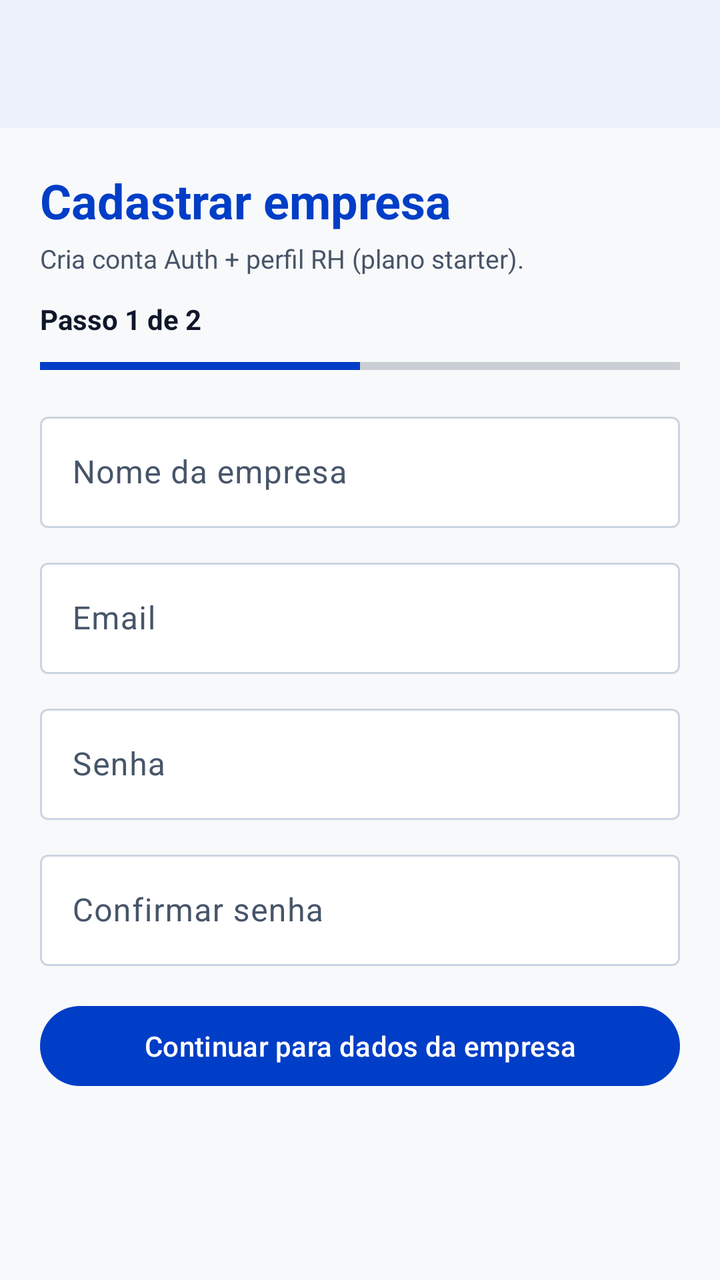
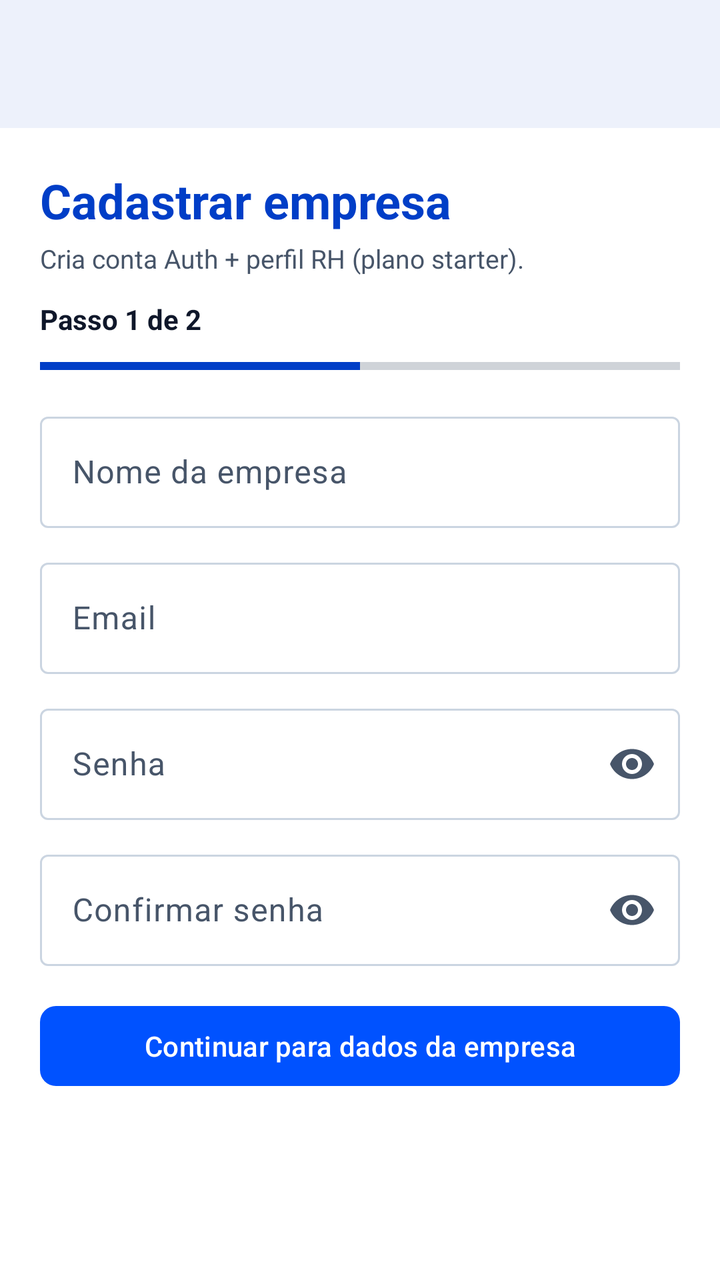

Compare the two renders of this Android layout. The source of the first and the diff that turns it into the second are given below.
<!-- AndroidManifest.xml: application theme Theme.Worky -->
<!-- res/layout/activity_company_signup.xml -->
<?xml version="1.0" encoding="utf-8"?>
<LinearLayout xmlns:android="http://schemas.android.com/apk/res/android"
    xmlns:tools="http://schemas.android.com/tools"
    android:layout_width="match_parent"
    android:layout_height="match_parent"
    android:orientation="vertical"
    android:background="@color/worky_bg"
    tools:context=".CompanySignupActivity">

    <include layout="@layout/include_toolbar" />

    <ScrollView
        android:layout_width="match_parent"
        android:layout_height="0dp"
        android:layout_weight="1"
        android:fillViewport="true">

        <LinearLayout
            android:layout_width="match_parent"
            android:layout_height="wrap_content"
            android:orientation="vertical"
            android:padding="20dp">

            <TextView
                android:id="@+id/textCompanySignupTitle"
                android:layout_width="match_parent"
                android:layout_height="wrap_content"
                android:text="@string/company_signup_title"
                android:textColor="@color/worky_blue"
                android:textSize="24sp"
                android:textStyle="bold" />

            <TextView
                android:id="@+id/textCompanySignupSubtitle"
                android:layout_width="match_parent"
                android:layout_height="wrap_content"
                android:layout_marginTop="4dp"
                android:text="@string/company_signup_subtitle"
                android:textColor="@color/worky_muted"
                android:textSize="13sp" />

            <TextView
                android:id="@+id/textCompanyStep"
                android:layout_width="match_parent"
                android:layout_height="wrap_content"
                android:layout_marginTop="12dp"
                android:text="@string/company_step_1"
                android:textColor="@color/black"
                android:textStyle="bold"
                android:textSize="14sp" />

            <ProgressBar
                android:id="@+id/progressCompanySteps"
                style="?android:attr/progressBarStyleHorizontal"
                android:layout_width="match_parent"
                android:layout_height="wrap_content"
                android:layout_marginTop="6dp"
                android:max="100"
                android:progress="50"
                android:progressTint="@color/worky_blue" />

            
            <LinearLayout
                android:id="@+id/layoutCompanyStep1"
                android:layout_width="match_parent"
                android:layout_height="wrap_content"
                android:orientation="vertical"
                android:layout_marginTop="12dp">

                <com.google.android.material.textfield.TextInputLayout
                    style="@style/Widget.Worky.TextInputLayout"
                    android:layout_width="match_parent"
                    android:layout_height="wrap_content"
                    android:hint="@string/hint_company_name">

                    <com.google.android.material.textfield.TextInputEditText
                        android:id="@+id/inputCompanyName"
                        android:layout_width="match_parent"
                        android:layout_height="wrap_content"
                        android:inputType="textCapWords"
                        android:maxLines="1"
                        android:textColor="@color/black" />
                </com.google.android.material.textfield.TextInputLayout>

                <com.google.android.material.textfield.TextInputLayout
                    style="@style/Widget.Worky.TextInputLayout"
                    android:layout_width="match_parent"
                    android:layout_height="wrap_content"
                    android:layout_marginTop="12dp"
                    android:hint="@string/hint_email">

                    <com.google.android.material.textfield.TextInputEditText
                        android:id="@+id/inputCompanyEmail"
                        android:layout_width="match_parent"
                        android:layout_height="wrap_content"
                        android:inputType="textEmailAddress"
                        android:maxLines="1"
                        android:textColor="@color/black" />
                </com.google.android.material.textfield.TextInputLayout>

                <com.google.android.material.textfield.TextInputLayout
                    style="@style/Widget.Worky.TextInputLayout"
                    android:layout_width="match_parent"
                    android:layout_height="wrap_content"
                    android:layout_marginTop="12dp"
                    android:hint="@string/hint_password">

                    <com.google.android.material.textfield.TextInputEditText
                        android:id="@+id/inputCompanyPassword"
                        android:layout_width="match_parent"
                        android:layout_height="wrap_content"
                        android:inputType="textPassword"
                        android:maxLines="1"
                        android:textColor="@color/black" />
                </com.google.android.material.textfield.TextInputLayout>

                <com.google.android.material.textfield.TextInputLayout
                    style="@style/Widget.Worky.TextInputLayout"
                    android:layout_width="match_parent"
                    android:layout_height="wrap_content"
                    android:layout_marginTop="12dp"
                    android:hint="@string/hint_password_confirm">

                    <com.google.android.material.textfield.TextInputEditText
                        android:id="@+id/inputCompanyPasswordConfirm"
                        android:layout_width="match_parent"
                        android:layout_height="wrap_content"
                        android:inputType="textPassword"
                        android:maxLines="1"
                        android:textColor="@color/black" />
                </com.google.android.material.textfield.TextInputLayout>

                <com.google.android.material.button.MaterialButton
                    android:id="@+id/btnCompanyNext"
                    style="@style/Widget.Worky.Button"
                    android:layout_width="match_parent"
                    android:layout_height="wrap_content"
                    android:layout_marginTop="16dp"
                    android:text="@string/btn_company_next" />
            </LinearLayout>

            
            <LinearLayout
                android:id="@+id/layoutCompanyStep2"
                android:layout_width="match_parent"
                android:layout_height="wrap_content"
                android:orientation="vertical"
                android:layout_marginTop="12dp"
                android:visibility="gone">

                <TextView
                    android:layout_width="match_parent"
                    android:layout_height="wrap_content"
                    android:text="@string/hint_company_size"
                    android:textColor="@color/worky_muted"
                    android:textSize="12sp" />

                <Spinner
                    android:id="@+id/spinnerCompanySize"
                    android:layout_width="match_parent"
                    android:layout_height="48dp" />

                <com.google.android.material.textfield.TextInputLayout
                    android:id="@+id/layoutCompanyCnpj"
                    style="@style/Widget.Worky.TextInputLayout"
                    android:layout_width="match_parent"
                    android:layout_height="wrap_content"
                    android:layout_marginTop="12dp"
                    android:hint="@string/hint_company_cnpj">

                    <com.google.android.material.textfield.TextInputEditText
                        android:id="@+id/inputCompanyCnpj"
                        android:layout_width="match_parent"
                        android:layout_height="wrap_content"
                        android:inputType="number"
                        android:maxLines="1"
                        android:textColor="@color/black" />
                </com.google.android.material.textfield.TextInputLayout>

                <com.google.android.material.textfield.TextInputLayout
                    android:id="@+id/layoutCompanyCep"
                    style="@style/Widget.Worky.TextInputLayout"
                    android:layout_width="match_parent"
                    android:layout_height="wrap_content"
                    android:layout_marginTop="12dp"
                    android:hint="@string/hint_company_cep">

                    <com.google.android.material.textfield.TextInputEditText
                        android:id="@+id/inputCompanyCep"
                        android:layout_width="match_parent"
                        android:layout_height="wrap_content"
                        android:inputType="number"
                        android:maxLines="1"
                        android:textColor="@color/black" />
                </com.google.android.material.textfield.TextInputLayout>

                <com.google.android.material.textfield.TextInputLayout
                    android:id="@+id/layoutCompanyLocation"
                    style="@style/Widget.Worky.TextInputLayout"
                    android:layout_width="match_parent"
                    android:layout_height="wrap_content"
                    android:layout_marginTop="12dp"
                    android:hint="@string/hint_company_location">

                    <com.google.android.material.textfield.TextInputEditText
                        android:id="@+id/inputCompanyLocation"
                        android:layout_width="match_parent"
                        android:layout_height="wrap_content"
                        android:enabled="false"
                        android:focusable="false"
                        android:inputType="textCapWords"
                        android:maxLines="1"
                        android:textColor="@color/black" />
                </com.google.android.material.textfield.TextInputLayout>

                <TextView
                    android:layout_width="match_parent"
                    android:layout_height="wrap_content"
                    android:layout_marginTop="12dp"
                    android:text="@string/hint_company_sector"
                    android:textColor="@color/worky_muted"
                    android:textSize="12sp" />

                <Spinner
                    android:id="@+id/spinnerCompanySector"
                    android:layout_width="match_parent"
                    android:layout_height="48dp" />

                <com.google.android.material.textfield.TextInputLayout
                    style="@style/Widget.Worky.TextInputLayout"
                    android:layout_width="match_parent"
                    android:layout_height="wrap_content"
                    android:layout_marginTop="12dp"
                    android:hint="@string/hint_company_linkedin">

                    <com.google.android.material.textfield.TextInputEditText
                        android:id="@+id/inputCompanyLinkedin"
                        android:layout_width="match_parent"
                        android:layout_height="wrap_content"
                        android:inputType="textUri"
                        android:maxLines="1"
                        android:textColor="@color/black" />
                </com.google.android.material.textfield.TextInputLayout>

                <CheckBox
                    android:id="@+id/checkCompanyTerms"
                    style="@style/Widget.Worky.CheckBox"
                    android:layout_width="match_parent"
                    android:layout_height="wrap_content"
                    android:layout_marginTop="12dp"
                    android:text="@string/terms_accept"
                    android:textColor="@color/black" />

                <com.google.android.material.button.MaterialButton
                    android:id="@+id/btnCompanySignup"
                    style="@style/Widget.Worky.Button"
                    android:layout_width="match_parent"
                    android:layout_height="wrap_content"
                    android:layout_marginTop="16dp"
                    android:text="@string/btn_company_finish" />

                <com.google.android.material.button.MaterialButton
                    android:id="@+id/btnCompanyBackStep"
                    style="@style/Widget.Material3.Button.TextButton"
                    android:layout_width="match_parent"
                    android:layout_height="wrap_content"
                    android:text="@string/btn_back_step" />
            </LinearLayout>

            <ProgressBar
                android:id="@+id/progressCompanySignup"
                android:layout_width="wrap_content"
                android:layout_height="wrap_content"
                android:layout_gravity="center_horizontal"
                android:layout_marginTop="12dp"
                android:visibility="gone" />

            <TextView
                android:id="@+id/textCompanySignupStatus"
                android:layout_width="match_parent"
                android:layout_height="wrap_content"
                android:layout_marginTop="8dp"
                android:textColor="@color/worky_muted"
                android:textSize="13sp" />

        </LinearLayout>
    </ScrollView>
</LinearLayout>
<!-- res/layout/include_toolbar.xml (included above) -->
<?xml version="1.0" encoding="utf-8"?>
<com.google.android.material.appbar.MaterialToolbar xmlns:android="http://schemas.android.com/apk/res/android"
    xmlns:app="http://schemas.android.com/apk/res-auto"
    android:id="@+id/toolbarWorky"
    android:layout_width="match_parent"
    android:layout_height="?attr/actionBarSize"
    android:background="@color/worky_card"
    android:elevation="2dp"
    app:navigationIconTint="@color/worky_blue"
    app:titleTextColor="@color/worky_blue" />
<!-- resources referenced by this layout -->
<resources>
  <color name="black">#FF0F172A</color>
  <color name="worky_bg">#FFF8F9FA</color>
  <color name="worky_blue">#FF003EC7</color>
  <color name="worky_card">#FFFFFFFF</color>
  <color name="worky_muted">#FF475569</color>
  <string name="btn_back_step">Voltar ao passo 1</string>
  <string name="btn_company_finish">Finalizar cadastro</string>
  <string name="btn_company_next">Continuar para dados da empresa</string>
  <string name="company_signup_subtitle">Cria conta Auth + perfil RH (plano starter).</string>
  <string name="company_signup_title">Cadastrar empresa</string>
  <string name="company_step_1">Passo 1 de 2</string>
  <string name="hint_company_cep">CEP</string>
  <string name="hint_company_cnpj">CNPJ</string>
  <string name="hint_company_linkedin">LinkedIn (opcional)</string>
  <string name="hint_company_location">Localizacao (preenchida pelo CEP)</string>
  <string name="hint_company_name">Nome da empresa</string>
  <string name="hint_company_sector">Setor</string>
  <string name="hint_company_size">Tamanho da empresa</string>
  <string name="hint_email">Email</string>
  <string name="hint_password">Senha</string>
  <string name="hint_password_confirm">Confirmar senha</string>
  <string name="terms_accept">Aceito os Termos de Uso e a Politica de Privacidade</string>
  <style name="Widget.Worky.Button" parent="Widget.Material3.Button">
          <item name="backgroundTint">@color/worky_blue</item>
          <item name="android:textColor">@color/white</item>
      </style>
  <style name="Widget.Worky.CheckBox" parent="Widget.Material3.CompoundButton.CheckBox">
          <item name="buttonTint">@color/worky_blue</item>
          <item name="android:textColor">@color/black</item>
          <item name="android:buttonTint">@color/worky_blue</item>
      </style>
  <style name="Widget.Worky.TextInputLayout" parent="Widget.Material3.TextInputLayout.OutlinedBox">
          <item name="boxStrokeColor">@color/worky_text_input_stroke</item>
          <item name="hintTextColor">@color/worky_blue</item>
          <item name="android:textColorHint">@color/worky_muted</item>
          <item name="boxBackgroundColor">@color/worky_input_bg</item>
      </style>
  <style name="Theme.Worky" parent="Base.Theme.Worky" />
  <color name="white">#FFFFFFFF</color>
  <color name="worky_input_bg">#FFFFFFFF</color>
  <color name="worky_blue_soft">#FFE8EEFF</color>
  <color name="worky_blue_bright">#FF0052FF</color>
  <color name="worky_border">#FFCBD5E1</color>
  <style name="Widget.Worky.RadioButton" parent="Widget.Material3.CompoundButton.RadioButton">
          <item name="buttonTint">@color/worky_blue</item>
          <item name="android:textColor">@color/black</item>
          <item name="android:buttonTint">@color/worky_blue</item>
      </style>
  <style name="Widget.Worky.Button.Outlined" parent="Widget.Material3.Button.OutlinedButton">
          <item name="strokeColor">@color/worky_blue</item>
          <item name="android:textColor">@color/worky_blue</item>
      </style>
  <!-- unchanged entries left out for length: 1 -->
</resources>

<!-- the commit's change to res/layout/activity_company_signup.xml (unified diff, before → after) -->
@@ -1,5 +1,6 @@
 <?xml version="1.0" encoding="utf-8"?>
 <LinearLayout xmlns:android="http://schemas.android.com/apk/res/android"
+    xmlns:app="http://schemas.android.com/apk/res-auto"
     xmlns:tools="http://schemas.android.com/tools"
     android:layout_width="match_parent"
     android:layout_height="match_parent"
@@ -103,12 +104,14 @@
                     android:layout_width="match_parent"
                     android:layout_height="wrap_content"
                     android:layout_marginTop="12dp"
-                    android:hint="@string/hint_password">
+                    android:hint="@string/hint_password"
+                    app:endIconMode="password_toggle">
 
                     <com.google.android.material.textfield.TextInputEditText
                         android:id="@+id/inputCompanyPassword"
                         android:layout_width="match_parent"
                         android:layout_height="wrap_content"
+                        android:autofillHints="newPassword"
                         android:inputType="textPassword"
                         android:maxLines="1"
                         android:textColor="@color/black" />
@@ -119,12 +122,14 @@
                     android:layout_width="match_parent"
                     android:layout_height="wrap_content"
                     android:layout_marginTop="12dp"
-                    android:hint="@string/hint_password_confirm">
+                    android:hint="@string/hint_password_confirm"
+                    app:endIconMode="password_toggle">
 
                     <com.google.android.material.textfield.TextInputEditText
                         android:id="@+id/inputCompanyPasswordConfirm"
                         android:layout_width="match_parent"
                         android:layout_height="wrap_content"
+                        android:autofillHints="newPassword"
                         android:inputType="textPassword"
                         android:maxLines="1"
                         android:textColor="@color/black" />
<!-- resource entries referenced after the edit -->
@@ -1,7 +1,7 @@
 <!-- resources referenced by this layout -->
 <resources>
   <color name="black">#FF0F172A</color>
-  <color name="worky_bg">#FFF8F9FA</color>
+  <color name="worky_bg">#FFFFFFFF</color>
   <color name="worky_blue">#FF003EC7</color>
   <color name="worky_card">#FFFFFFFF</color>
   <color name="worky_muted">#FF475569</color>
@@ -14,17 +14,18 @@
   <string name="hint_company_cep">CEP</string>
   <string name="hint_company_cnpj">CNPJ</string>
   <string name="hint_company_linkedin">LinkedIn (opcional)</string>
-  <string name="hint_company_location">Localizacao (preenchida pelo CEP)</string>
+  <string name="hint_company_location">Localização (preenchida pelo CEP)</string>
   <string name="hint_company_name">Nome da empresa</string>
   <string name="hint_company_sector">Setor</string>
   <string name="hint_company_size">Tamanho da empresa</string>
   <string name="hint_email">Email</string>
   <string name="hint_password">Senha</string>
   <string name="hint_password_confirm">Confirmar senha</string>
-  <string name="terms_accept">Aceito os Termos de Uso e a Politica de Privacidade</string>
+  <string name="terms_accept">Aceito os Termos de Uso e a Política de Privacidade</string>
   <style name="Widget.Worky.Button" parent="Widget.Material3.Button">
-          <item name="backgroundTint">@color/worky_blue</item>
+          <item name="backgroundTint">@color/worky_blue_bright</item>
           <item name="android:textColor">@color/white</item>
+          <item name="cornerRadius">8dp</item>
       </style>
   <style name="Widget.Worky.CheckBox" parent="Widget.Material3.CompoundButton.CheckBox">
           <item name="buttonTint">@color/worky_blue</item>
@@ -51,6 +52,7 @@
   <style name="Widget.Worky.Button.Outlined" parent="Widget.Material3.Button.OutlinedButton">
           <item name="strokeColor">@color/worky_blue</item>
           <item name="android:textColor">@color/worky_blue</item>
+          <item name="cornerRadius">8dp</item>
       </style>
   <!-- unchanged entries left out for length: 1 -->
 </resources>
